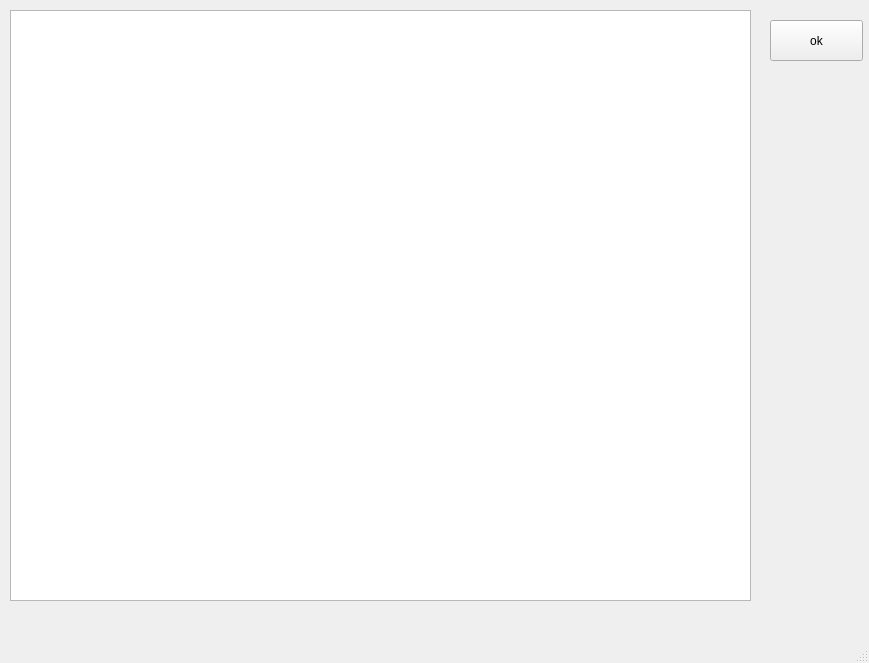
Old version of the form store.ui in the repository HamidDasht/DS-FirstProject.
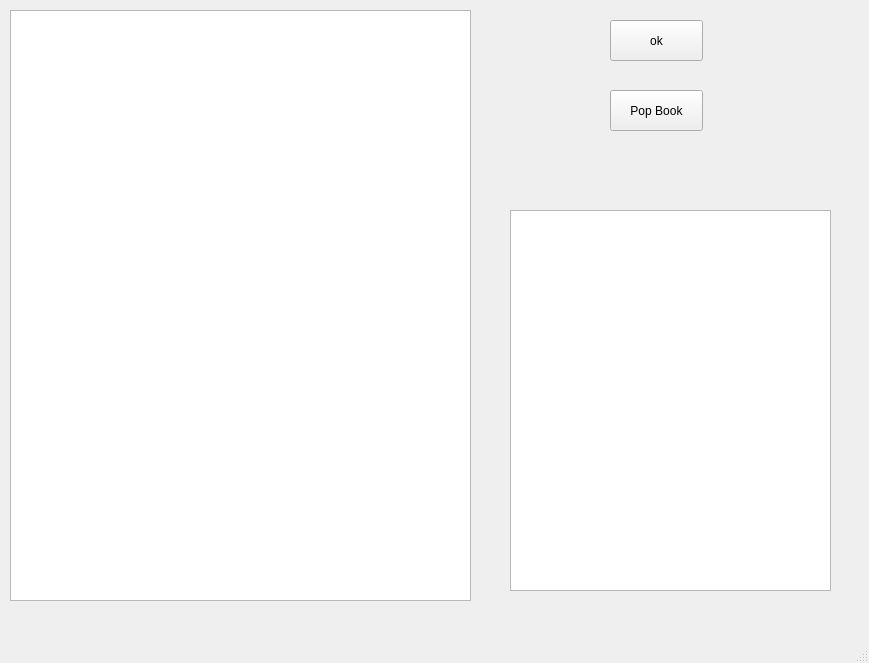
New version of the form.

The edit to the form file:
```diff
--- a/store.ui
+++ b/store.ui
@@ -20,7 +20,7 @@
      <rect>
       <x>10</x>
       <y>10</y>
-      <width>741</width>
+      <width>461</width>
       <height>591</height>
      </rect>
     </property>
@@ -28,7 +28,7 @@
    <widget class="QPushButton" name="end_of_bying">
     <property name="geometry">
      <rect>
-      <x>770</x>
+      <x>610</x>
       <y>20</y>
       <width>93</width>
       <height>41</height>
@@ -38,7 +38,29 @@
      <string>ok</string>
     </property>
    </widget>
-
+   <widget class="QPushButton" name="PopBook">
+    <property name="geometry">
+     <rect>
+      <x>610</x>
+      <y>90</y>
+      <width>93</width>
+      <height>41</height>
+     </rect>
+    </property>
+    <property name="text">
+     <string>Pop Book</string>
+    </property>
+   </widget>
+   <widget class="QListWidget" name="CustomerStack">
+    <property name="geometry">
+     <rect>
+      <x>510</x>
+      <y>210</y>
+      <width>321</width>
+      <height>381</height>
+     </rect>
+    </property>
+   </widget>
   </widget>
   <widget class="QMenuBar" name="menubar">
    <property name="geometry">
```
Left out of the diff: 2 changed lines with no effect on the pictures.
